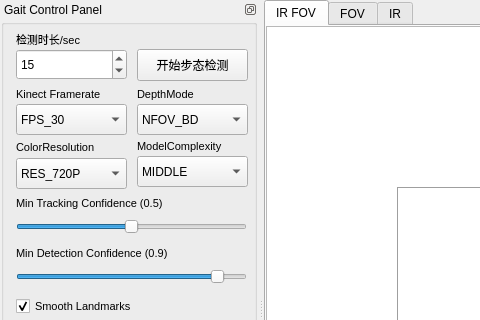
The window that MainWindow.ui (spianmo/GaitStudio) describes before a commit, drawn with Qt 5; both pictures show x 0 to 480 and y 0 to 320 of the 1328 by 855 pixel window.
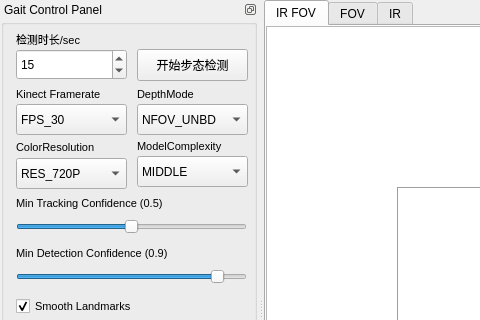
The same window after the commit. Custom widgets are drawn as their Qt base class.

What changed in the file:
```diff
--- a/MainWindow.ui
+++ b/MainWindow.ui
@@ -353,6 +353,9 @@
           <height>31</height>
          </rect>
         </property>
+        <property name="currentIndex">
+         <number>1</number>
+        </property>
         <item>
          <property name="text">
           <string>NFOV_BD</string>
```
